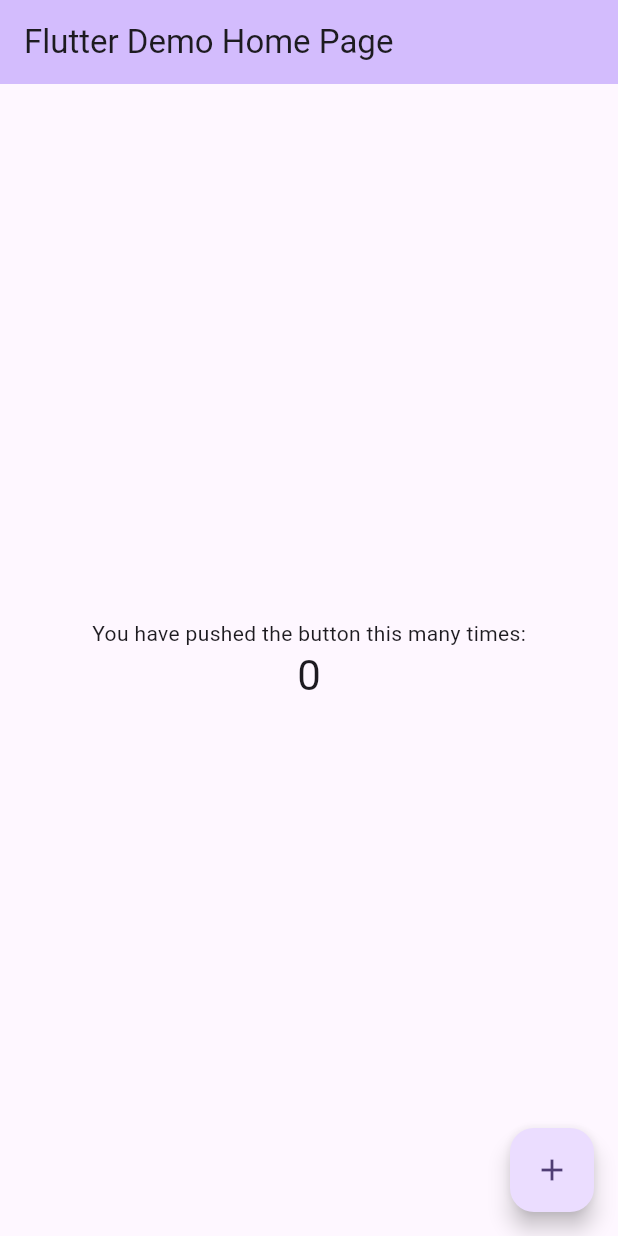
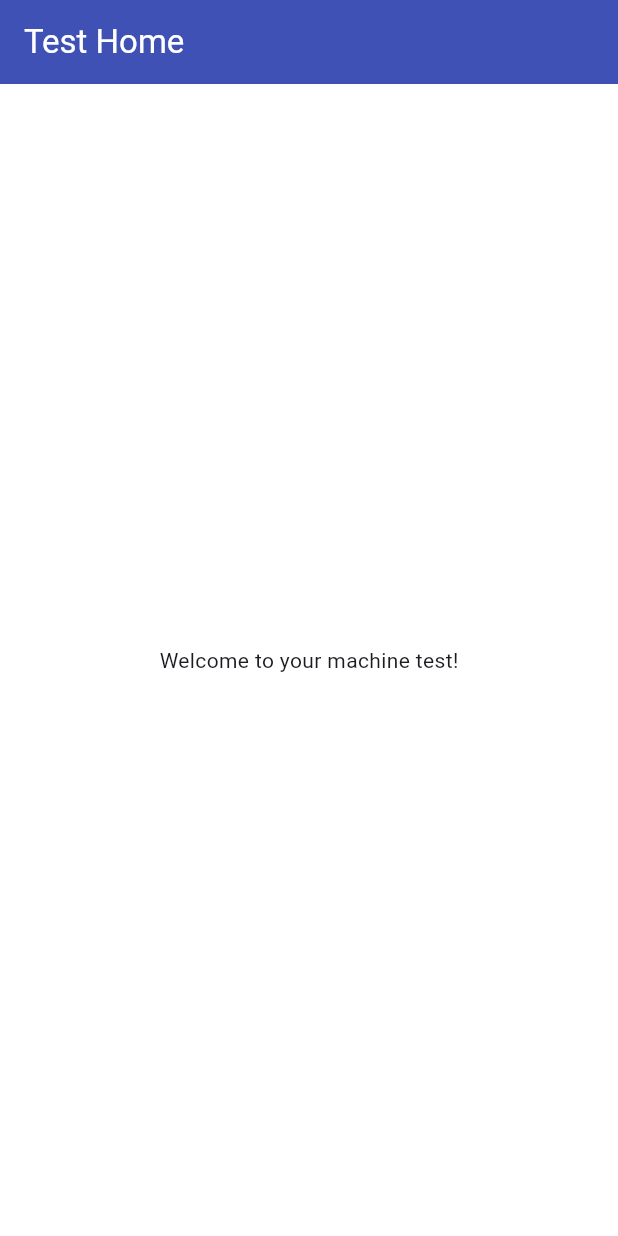
Before and after one commit to nagendra7247/flutter_ui_machine_test, a Flutter app: the screen it shows after launch, on a phone screen of 412 x 824 dp. Run offline on Flutter 3.47's test engine with Material 3 defaults, Android fonts, the phone set to English and light mode, and no system bars.

Commit message:
Added theme, folder structure, and home screen

```diff
--- a/lib/main.dart
+++ b/lib/main.dart
@@ -1,4 +1,6 @@
 import 'package:flutter/material.dart';
+import 'themes/app_theme.dart';
+import 'screens/home_screen.dart';
 
 void main() {
   runApp(const MyApp());
@@ -7,116 +9,13 @@ void main() {
 class MyApp extends StatelessWidget {
   const MyApp({super.key});
 
-  // This widget is the root of your application.
   @override
   Widget build(BuildContext context) {
     return MaterialApp(
-      title: 'Flutter Demo',
-      theme: ThemeData(
-        // This is the theme of your application.
-        //
-        // TRY THIS: Try running your application with "flutter run". You'll see
-        // the application has a purple toolbar. Then, without quitting the app,
-        // try changing the seedColor in the colorScheme below to Colors.green
-        // and then invoke "hot reload" (save your changes or press the "hot
-        // reload" button in a Flutter-supported IDE, or press "r" if you used
-        // the command line to start the app).
-        //
-        // Notice that the counter didn't reset back to zero; the application
-        // state is not lost during the reload. To reset the state, use hot
-        // restart instead.
-        //
-        // This works for code too, not just values: Most code changes can be
-        // tested with just a hot reload.
-        colorScheme: ColorScheme.fromSeed(seedColor: Colors.deepPurple),
-      ),
-      home: const MyHomePage(title: 'Flutter Demo Home Page'),
+      title: 'Machine Test',
+      theme: AppTheme.lightTheme,
+      home: const HomeScreen(),
+      debugShowCheckedModeBanner: false,
     );
   }
 }
-
-class MyHomePage extends StatefulWidget {
-  const MyHomePage({super.key, required this.title});
-
-  // This widget is the home page of your application. It is stateful, meaning
-  // that it has a State object (defined below) that contains fields that affect
-  // how it looks.
-
-  // This class is the configuration for the state. It holds the values (in this
-  // case the title) provided by the parent (in this case the App widget) and
-  // used by the build method of the State. Fields in a Widget subclass are
-  // always marked "final".
-
-  final String title;
-
-  @override
-  State<MyHomePage> createState() => _MyHomePageState();
-}
-
-class _MyHomePageState extends State<MyHomePage> {
-  int _counter = 0;
-
-  void _incrementCounter() {
-    setState(() {
-      // This call to setState tells the Flutter framework that something has
-      // changed in this State, which causes it to rerun the build method below
-      // so that the display can reflect the updated values. If we changed
-      // _counter without calling setState(), then the build method would not be
-      // called again, and so nothing would appear to happen.
-      _counter++;
-    });
-  }
-
-  @override
-  Widget build(BuildContext context) {
-    // This method is rerun every time setState is called, for instance as done
-    // by the _incrementCounter method above.
-    //
-    // The Flutter framework has been optimized to make rerunning build methods
-    // fast, so that you can just rebuild anything that needs updating rather
-    // than having to individually change instances of widgets.
-    return Scaffold(
-      appBar: AppBar(
-        // TRY THIS: Try changing the color here to a specific color (to
-        // Colors.amber, perhaps?) and trigger a hot reload to see the AppBar
-        // change color while the other colors stay the same.
-        backgroundColor: Theme.of(context).colorScheme.inversePrimary,
-        // Here we take the value from the MyHomePage object that was created by
-        // the App.build method, and use it to set our appbar title.
-        title: Text(widget.title),
-      ),
-      body: Center(
-        // Center is a layout widget. It takes a single child and positions it
-        // in the middle of the parent.
-        child: Column(
-          // Column is also a layout widget. It takes a list of children and
-          // arranges them vertically. By default, it sizes itself to fit its
-          // children horizontally, and tries to be as tall as its parent.
-          //
-          // Column has various properties to control how it sizes itself and
-          // how it positions its children. Here we use mainAxisAlignment to
-          // center the children vertically; the main axis here is the vertical
-          // axis because Columns are vertical (the cross axis would be
-          // horizontal).
-          //
-          // TRY THIS: Invoke "debug painting" (choose the "Toggle Debug Paint"
-          // action in the IDE, or press "p" in the console), to see the
-          // wireframe for each widget.
-          mainAxisAlignment: MainAxisAlignment.center,
-          children: <Widget>[
-            const Text('You have pushed the button this many times:'),
-            Text(
-              '$_counter',
-              style: Theme.of(context).textTheme.headlineMedium,
-            ),
-          ],
-        ),
-      ),
-      floatingActionButton: FloatingActionButton(
-        onPressed: _incrementCounter,
-        tooltip: 'Increment',
-        child: const Icon(Icons.add),
-      ), // This trailing comma makes auto-formatting nicer for build methods.
-    );
-  }
-}
--- /dev/null
+++ b/lib/screens/home_screen.dart
@@ -0,0 +1,13 @@
+import 'package:flutter/material.dart';
+
+class HomeScreen extends StatelessWidget {
+  const HomeScreen({super.key});
+
+  @override
+  Widget build(BuildContext context) {
+    return Scaffold(
+      appBar: AppBar(title: const Text("Test Home")),
+      body: const Center(child: Text("Welcome to your machine test!")),
+    );
+  }
+}
--- /dev/null
+++ b/lib/themes/app_theme.dart
@@ -0,0 +1,12 @@
+import 'package:flutter/material.dart';
+
+class AppTheme {
+  static ThemeData lightTheme = ThemeData(
+    primarySwatch: Colors.indigo,
+    scaffoldBackgroundColor: Colors.white,
+    appBarTheme: const AppBarTheme(
+      backgroundColor: Colors.indigo,
+      foregroundColor: Colors.white,
+    ),
+  );
+}
```
Also changed, not shown: lib/utils/app_colors.dart (added), lib/widgets/primary_button.dart (added), 5 other files.
